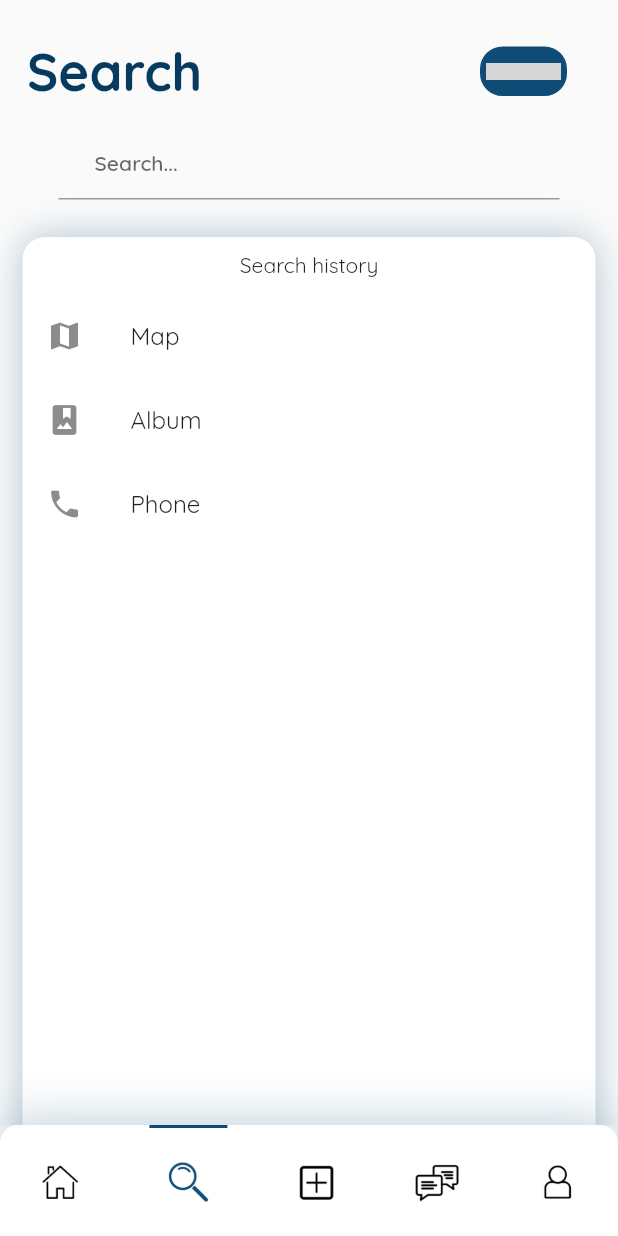
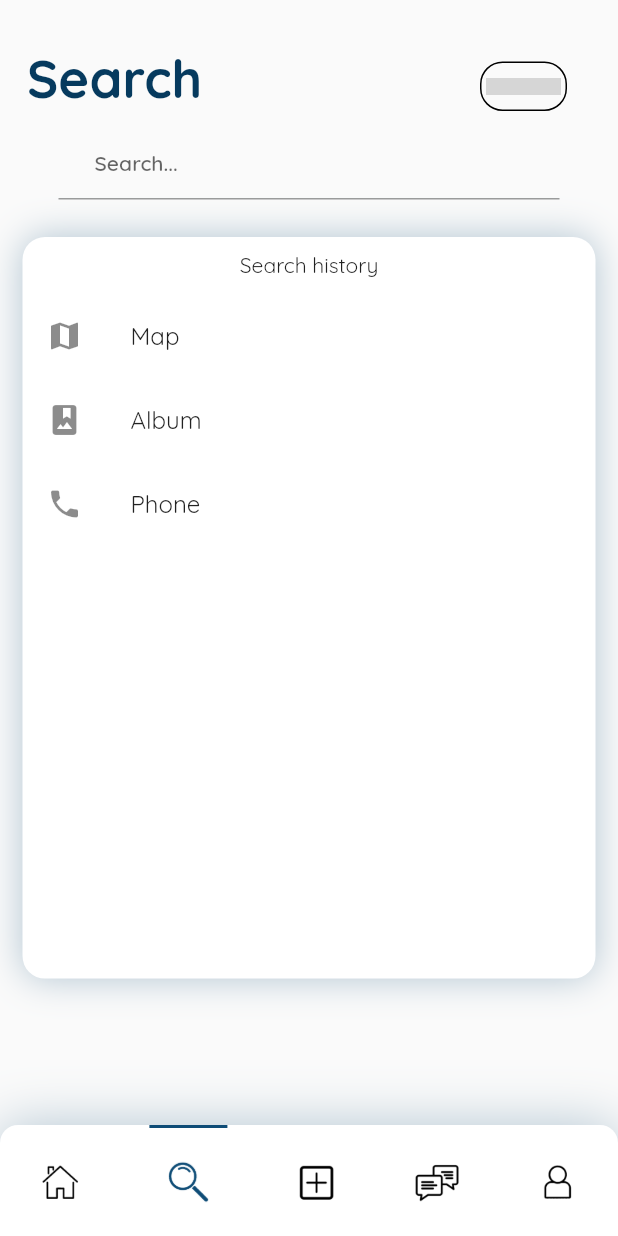
Before and after one commit to l-thatcher/Biblio, a Flutter app: the screen it shows once a user with an empty profile is signed in, swiped to page 2, on a phone screen of 412 x 824 dp. Run offline on Flutter 3.47's test engine with Material 2 defaults, Android fonts, the phone set to English and light mode, and no system bars; our stand-ins replace firebase_auth, firebase_core, flutter_keyboard_visibility, google_fonts, google_sign_in; missing offline and left inert: flutter_facebook_auth, twitter_login; accounts and stored records are empty; generated files the repository leaves out were written again; grey boxes are pictures that could not be loaded.

Commit message:
more sign in front end and some adaptive heights implemented

```diff
--- a/lib/screens/pages/search_page.dart
+++ b/lib/screens/pages/search_page.dart
@@ -28,7 +28,10 @@ class Searchpage extends StatelessWidget {
                 mainAxisAlignment: MainAxisAlignment.spaceBetween,
                 children: [
                   Text(AppLocalizations.of(context)!.searchTitle, style: constants.titleText,),
-                  Container(height: 65, child: CustomImageButton()),
+                  Container(
+                    height: 75,
+                    padding: const EdgeInsets.only(top: 10,),
+                      child: CustomImageButton(image: 'lib/assets/icons/burgerIcon.png', outlined: true,)),
                 ],
               ),
             ),
@@ -46,6 +49,7 @@ class Searchpage extends StatelessWidget {
                     primaryInput: false,
                   ),
                   Container(
+                    height: MediaQuery.of(context).size.height * 0.6,
                     margin: EdgeInsets.only(top: 20),
                     decoration: BoxDecoration(
                         color: Colors.white,
@@ -68,8 +72,7 @@ class Searchpage extends StatelessWidget {
                             ),
                             child: Text("Search history")
                         ),
-                        SizedBox(
-                          height: 570,
+                        Expanded(
                           child: ListView(
                             children: const <Widget>[
                               ListTile(
--- a/lib/widgets/post_rows.dart
+++ b/lib/widgets/post_rows.dart
@@ -13,6 +13,7 @@ class PostRows extends StatelessWidget {
   @override
   Widget build(BuildContext context) {
     return Container(
+      height: MediaQuery.of(context).size.height * 0.22,
       decoration: BoxDecoration(
           color: Colors.white,
           borderRadius: BorderRadius.circular(15),
@@ -30,8 +31,7 @@ class PostRows extends StatelessWidget {
             crossAxisAlignment: CrossAxisAlignment.start,
             children: [
               Text(title ?? "", style: constants.subtitleText,),
-              SizedBox(
-                height: 150,
+              Expanded(
                 child: ListView(
                   // This next line does the trick.
                   scrollDirection: Axis.horizontal,
```
